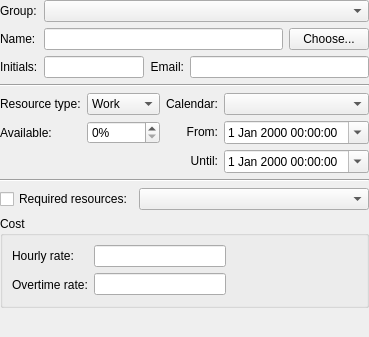
Qt form kplato/libs/ui/resourcedialogbase.ui (KDE/calligra) before a commit.
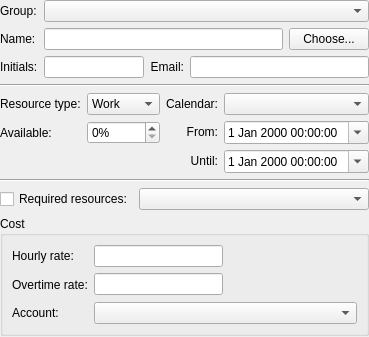
The same form after that commit. Custom widgets are drawn as their Qt base class.

Commit message: Add cost account for ressource assignement CCBUG: 163390

Patch:
```diff
--- a/kplato/libs/ui/resourcedialogbase.ui
+++ b/kplato/libs/ui/resourcedialogbase.ui
@@ -392,6 +392,20 @@
         </property>
        </spacer>
       </item>
+      <item row="2" column="1" colspan="2">
+       <widget class="KComboBox" name="account">
+        <property name="autoCompletion">
+         <bool>false</bool>
+        </property>
+       </widget>
+      </item>
+      <item row="2" column="0">
+       <widget class="QLabel" name="label">
+        <property name="text">
+         <string>Account:</string>
+        </property>
+       </widget>
+      </item>
      </layout>
     </widget>
    </item>
@@ -412,6 +426,11 @@
  </widget>
  <layoutdefault spacing="6" margin="11"/>
  <customwidgets>
+  <customwidget>
+   <class>KComboBox</class>
+   <extends>QComboBox</extends>
+   <header>kcombobox.h</header>
+  </customwidget>
   <customwidget>
    <class>KPlato::TreeComboBox</class>
    <extends>QComboBox</extends>
```
The commit also changes 17 other files.
